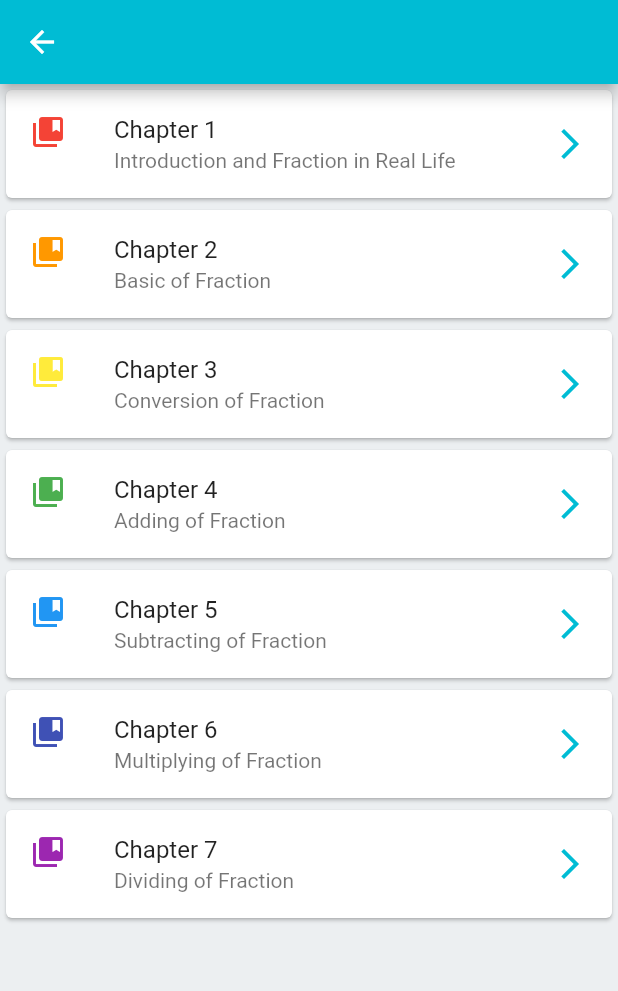
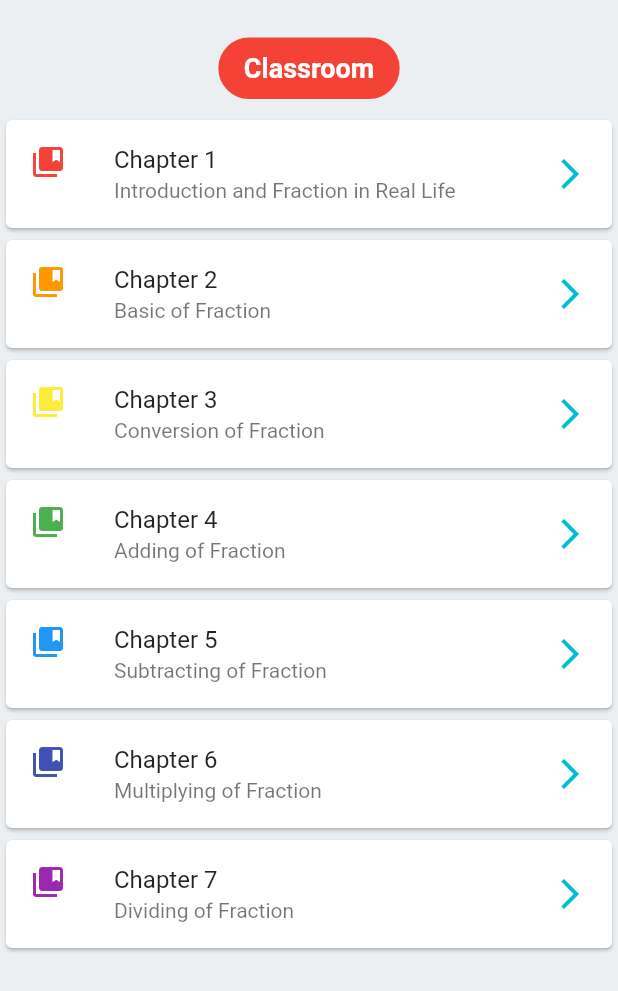
Before and after one commit to Shaunmak1214/Fractastic, a Flutter app: the ChapterList screen opened directly with empty values, on a phone screen of 412 x 824 dp. Shown: the top 991 px of the screen. Run offline on Flutter 3.47's test engine with Material 2 defaults, Android fonts, the phone set to English and light mode, and no system bars; our stand-ins replace bottom_navy_bar, cached_network_image, cloud_firestore, firebase_auth, firebase_storage, fluttertoast and 6 more; accounts and stored records are empty.

Commit message:
Update ChapterListScreen.dart

```diff
--- a/lib/ui/home/ChapterListScreen.dart
+++ b/lib/ui/home/ChapterListScreen.dart
@@ -21,17 +21,32 @@ class _MyChapterListState extends State<ChapterList> {
   @override
   Widget build(BuildContext context) {
     return Scaffold(
-      appBar: AppBar(
-        title: Text(
-          classroom.name,
-          style: TextStyle(color: Colors.white),
-        ),
-        centerTitle: true,
-        backgroundColor: Color(Constants.COLOR_PRIMARY),
-      ),
       body: Container(
         child: ListView(
           children: <Widget>[
+            Column(
+              crossAxisAlignment: CrossAxisAlignment.start,
+              children: <Widget>[
+                Center(
+                  child: Container(
+                    margin: EdgeInsets.fromLTRB(0.0, 25.0, 0.0, 10.0),
+                    padding: EdgeInsets.fromLTRB(15.0, 8.0, 15.0, 8.0),
+                    decoration: BoxDecoration(
+                      border: Border.all(width: 2, color: Colors.red),
+                      borderRadius: BorderRadius.circular(25.0),
+                      color: Colors.red,
+                    ),
+                    child: Text(
+                      'Classroom',
+                      style: TextStyle(
+                          fontSize: 18.0,
+                          fontWeight: FontWeight.bold,
+                          color: Colors.white),
+                    ),
+                  ),
+                ),
+              ],
+            ),
             Card(
               child: ListTile(
                 title: Text('Chapter 1'),
```
